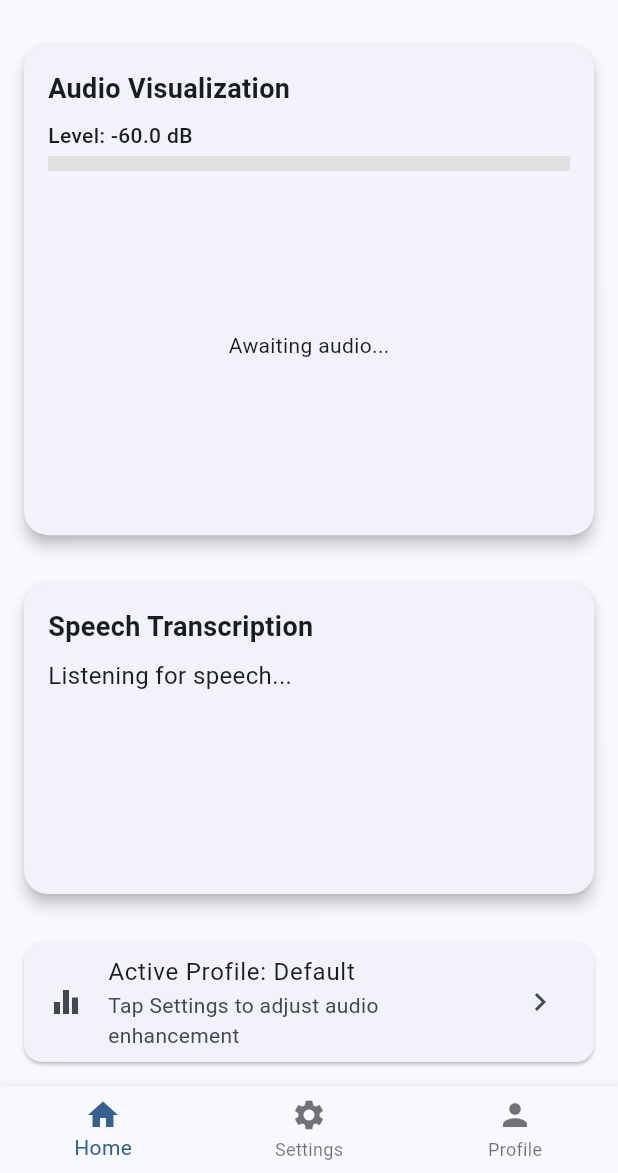
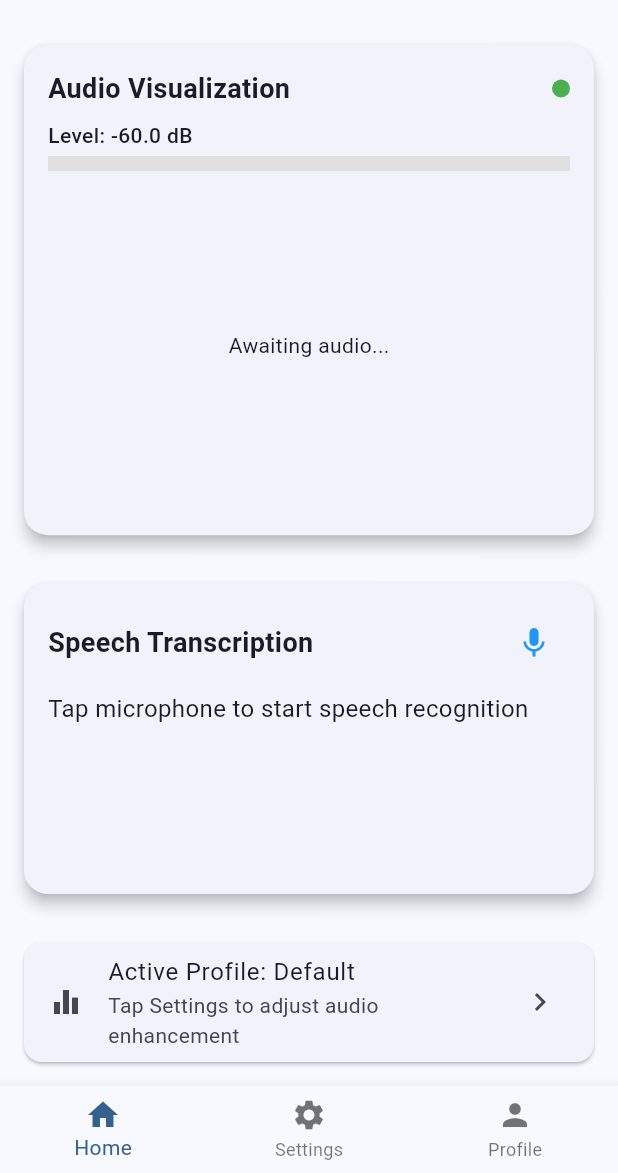
Before and after one commit to Mastermind-sap/hear-well, a Flutter app: the screen it shows after launch, on a phone screen of 412 x 824 dp, the part 63-1236 px from its top. Run offline on Flutter 3.47's test engine with Material 3 defaults, Android fonts, the light colour scheme and no system bars; our stand-ins replace flutter_local_notifications, permission_handler, shared_preferences, speech_to_text; missing offline and left inert: fftea, flutter_background_service, flutter_sound; accounts and stored records are empty; statements that could not run were skipped.

Commit message:
button for transcription momentarily

```diff
--- a/lib/features/home/presentation/screens/home_screen.dart
+++ b/lib/features/home/presentation/screens/home_screen.dart
@@ -16,7 +16,9 @@ class _HomeScreenState extends State<HomeScreen> {
   final _audioService = AudioService();
   final _transcriptionService = TranscriptionService();
 
-  String _transcribedText = "Listening for speech...";
+  String _transcribedText = "Tap microphone to start speech recognition";
+  bool _isTranscribing = false;
+  bool _audioServiceActive = false;
 
   @override
   void initState() {
@@ -25,8 +27,57 @@ class _HomeScreenState extends State<HomeScreen> {
   }
 
   Future<void> _initializeServices() async {
+    // Start audio enhancement by default
+    await _startAudioService();
+  }
+
+  Future<void> _startAudioService() async {
+    await _audioService.startLivePlayback();
+    setState(() {
+      _audioServiceActive = true;
+    });
+  }
+
+  Future<void> _stopAudioService() async {
+    await _audioService.stopLivePlayback();
+    setState(() {
+      _audioServiceActive = false;
+    });
+  }
+
+  Future<void> _toggleTranscription() async {
+    if (_isTranscribing) {
+      // Stop transcription
+      _transcriptionService.stopListening();
+
+      setState(() {
+        _isTranscribing = false;
+        _transcribedText = "Tap microphone to start speech recognition";
+      });
+
+      _transcriptionService.dispose();
+      // Resume audio service
+      await _startAudioService();
+
+    } else {
+      // Stop audio service first
+      await _stopAudioService();
+
+      // Start transcription
+      setState(() {
+        _isTranscribing = true;
+        _transcribedText = "Listening for speech...";
+      });
+
       await _transcriptionService.initializeSpeech();
-    await _audioService.startLivePlayback();
+
+      // Start listening for transcription results
+      _transcriptionService.transcriptionStreamController.stream.listen((text) {
+        setState(() {
+          _transcribedText = text;
+        });
+      });
+    }
   }
 
   @override
@@ -73,12 +124,27 @@ class _HomeScreenState extends State<HomeScreen> {
                 child: Column(
                   crossAxisAlignment: CrossAxisAlignment.start,
                   children: [
+                    Row(
+                      mainAxisAlignment: MainAxisAlignment.spaceBetween,
+                      children: [
                         const Text(
                           "Audio Visualization",
                           style: TextStyle(
                             fontSize: 18,
                             fontWeight: FontWeight.bold,
                           ),
+                        ),
+                        // Status indicator for audio enhancement
+                        if (_audioServiceActive)
+                          Container(
+                            width: 12,
+                            height: 12,
+                            decoration: BoxDecoration(
+                              color: Colors.green,
+                              borderRadius: BorderRadius.circular(6),
+                            ),
+                          ),
+                      ],
                     ),
                     const SizedBox(height: 8),
                     _buildAudioLevelIndicator(),
@@ -113,29 +179,36 @@ class _HomeScreenState extends State<HomeScreen> {
                             fontWeight: FontWeight.bold,
                           ),
                         ),
+                        // Add microphone button to toggle transcription
+                        IconButton(
+                          icon: Icon(
+                            _isTranscribing ? Icons.stop : Icons.mic,
+                            color: _isTranscribing ? Colors.red : Colors.blue,
+                          ),
+                          onPressed: _toggleTranscription,
+                        ),
                       ],
                     ),
                     const SizedBox(height: 8),
                     Expanded(
-                      child: StreamBuilder<String>(
-                        stream:
-                            _transcriptionService
-                                .transcriptionStreamController
-                                .stream,
-                        builder: (context, snapshot) {
-                          // Use snapshot data directly instead of setState
-                          final displayText =
-                              snapshot.hasData
-                                  ? snapshot.data!
-                                  : _transcribedText;
-
-                          return SingleChildScrollView(
+                      child: Stack(
+                        children: [
+                          // Transcribed text
+                          SingleChildScrollView(
                             child: Text(
-                              displayText,
+                              _transcribedText,
                               style: const TextStyle(fontSize: 16),
                             ),
-                          );
-                        },
+                          ),
+
+                          // Visualize active transcription
+                          if (_isTranscribing)
+                            Positioned(
+                              right: 0,
+                              top: 0,
+                              child: _buildPulsatingCircle(),
+                            ),
+                        ],
                       ),
                     ),
                   ],
@@ -168,6 +241,27 @@ class _HomeScreenState extends State<HomeScreen> {
           ),
         ],
       ),
+    );
+  }
+
+  // Visual indicator for active transcription
+  Widget _buildPulsatingCircle() {
+    return TweenAnimationBuilder<double>(
+      tween: Tween(begin: 0.0, end: 1.0),
+      duration: const Duration(seconds: 1),
+      builder: (context, value, child) {
+        return Container(
+          width: 12 * (1 + value * 0.3),
+          height: 12 * (1 + value * 0.3),
+          decoration: BoxDecoration(
+            color: Colors.red.withOpacity(1.0 - value),
+            shape: BoxShape.circle,
+          ),
+        );
+      },
+      onEnd: () {
+        setState(() {}); // Trigger rebuild to restart animation
+      },
     );
   }
 
--- a/lib/services/audio/background/audio_background_service.dart
+++ b/lib/services/audio/background/audio_background_service.dart
@@ -62,7 +62,8 @@ void onStart(ServiceInstance service) async {
   Timer.periodic(const Duration(seconds: 5), (timer) async {
     if (service is AndroidServiceInstance) {
       if (await service.isForegroundService()) {
-        AudioService().startLivePlayback();
+        final audioService = AudioService();
+        audioService.startLivePlayback();
       }
     }
 
```
Also changed, not shown: lib/services/transcription_service.dart (+7 -3 lines). Lines whose indentation alone changed are shown as unchanged.
